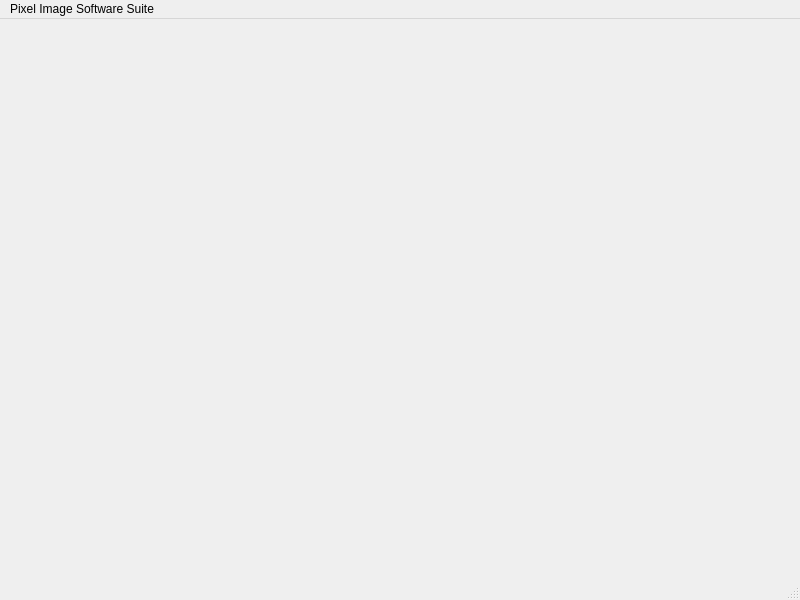
Old version of the form mainwindow.ui in the repository loporlp/Sprite-Editor.
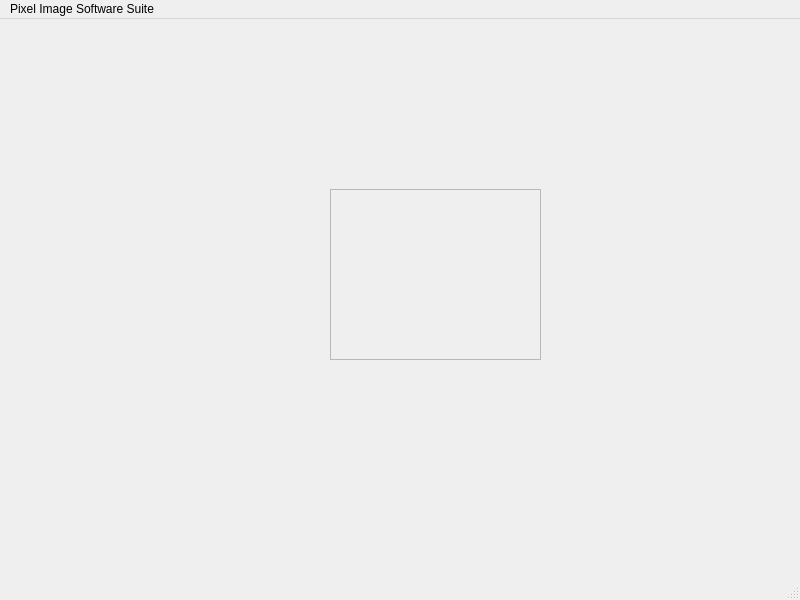
New version of the form.

Patch:
```diff
--- a/mainwindow.ui
+++ b/mainwindow.ui
@@ -13,7 +13,24 @@
   <property name="windowTitle">
    <string>MainWindow</string>
   </property>
-  <widget class="QWidget" name="centralwidget"/>
+  <widget class="QWidget" name="centralwidget">
+   <widget class="QFrame" name="canvas">
+    <property name="geometry">
+     <rect>
+      <x>330</x>
+      <y>170</y>
+      <width>211</width>
+      <height>171</height>
+     </rect>
+    </property>
+    <property name="frameShape">
+     <enum>QFrame::StyledPanel</enum>
+    </property>
+    <property name="frameShadow">
+     <enum>QFrame::Raised</enum>
+    </property>
+   </widget>
+  </widget>
   <widget class="QMenuBar" name="menubar">
    <property name="geometry">
     <rect>
```
